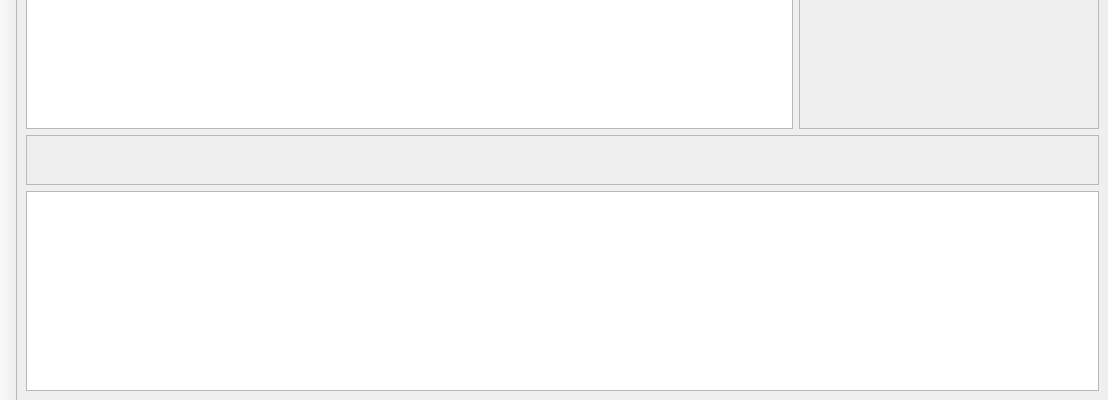
Qt form Src/mainwindow.ui (Vivx701/FrameFlow) before a commit; both pictures show x 0 to 1108 and y 200 to 600 of the 1108 by 600 pixel window.
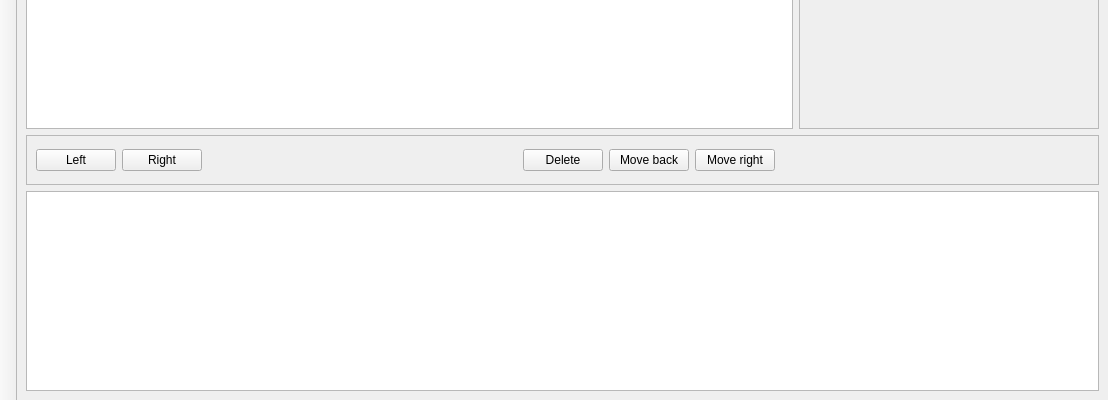
The same form after that commit.

Diff of the .ui file:
```diff
--- a/Src/mainwindow.ui
+++ b/Src/mainwindow.ui
@@ -66,6 +66,69 @@
         <property name="frameShadow">
          <enum>QFrame::Raised</enum>
         </property>
+        <layout class="QHBoxLayout" name="horizontalLayout_2">
+         <item>
+          <widget class="QPushButton" name="leftButton">
+           <property name="text">
+            <string>Left</string>
+           </property>
+          </widget>
+         </item>
+         <item>
+          <widget class="QPushButton" name="rightButton">
+           <property name="text">
+            <string>Right</string>
+           </property>
+          </widget>
+         </item>
+         <item>
+          <spacer name="horizontalSpacer">
+           <property name="orientation">
+            <enum>Qt::Horizontal</enum>
+           </property>
+           <property name="sizeHint" stdset="0">
+            <size>
+             <width>297</width>
+             <height>20</height>
+            </size>
+           </property>
+          </spacer>
+         </item>
+         <item>
+          <widget class="QPushButton" name="deleteButton">
+           <property name="text">
+            <string>Delete</string>
+           </property>
+          </widget>
+         </item>
+         <item>
+          <widget class="QPushButton" name="deleteButton_2">
+           <property name="text">
+            <string>Move back</string>
+           </property>
+          </widget>
+         </item>
+         <item>
+          <widget class="QPushButton" name="deleteButton_3">
+           <property name="text">
+            <string>Move right</string>
+           </property>
+          </widget>
+         </item>
+         <item>
+          <spacer name="horizontalSpacer_2">
+           <property name="orientation">
+            <enum>Qt::Horizontal</enum>
+           </property>
+           <property name="sizeHint" stdset="0">
+            <size>
+             <width>297</width>
+             <height>20</height>
+            </size>
+           </property>
+          </spacer>
+         </item>
+        </layout>
        </widget>
       </item>
      </layout>
```
